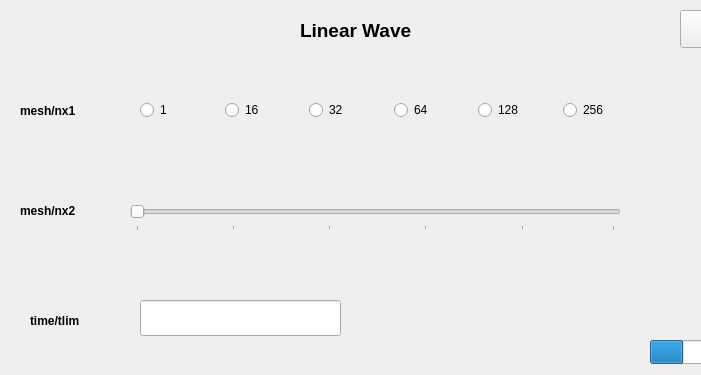
Above: test3.ui from anhhcao/agui before the change; both pictures show x 0 to 701 and y 0 to 375 of the 800 by 600 pixel window. Below: the same form after it.
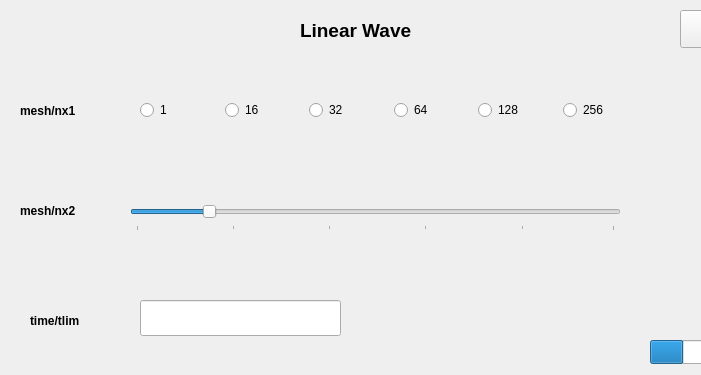
That is the form after the change.

Patch:
```diff
--- a/test3.ui
+++ b/test3.ui
@@ -68,7 +68,10 @@
      </item>
     </layout>
    </widget>
-   <widget class="QSlider" name="horizontalSlider">
+   <widget class="QSlider" name="mesh__nx2">
+    <property name="enabled">
+     <bool>true</bool>
+    </property>
     <property name="geometry">
      <rect>
       <x>130</x>
@@ -77,6 +80,31 @@
       <height>31</height>
      </rect>
     </property>
+    <property name="font">
+     <font>
+      <weight>50</weight>
+      <italic>true</italic>
+      <bold>false</bold>
+     </font>
+    </property>
+    <property name="cursor">
+     <cursorShape>IBeamCursor</cursorShape>
+    </property>
+    <property name="mouseTracking">
+     <bool>true</bool>
+    </property>
+    <property name="tabletTracking">
+     <bool>true</bool>
+    </property>
+    <property name="toolTip">
+     <string extracomment="hello slider"/>
+    </property>
+    <property name="autoFillBackground">
+     <bool>true</bool>
+    </property>
+    <property name="value">
+     <number>15</number>
+    </property>
     <property name="orientation">
      <enum>Qt::Horizontal</enum>
     </property>
```
